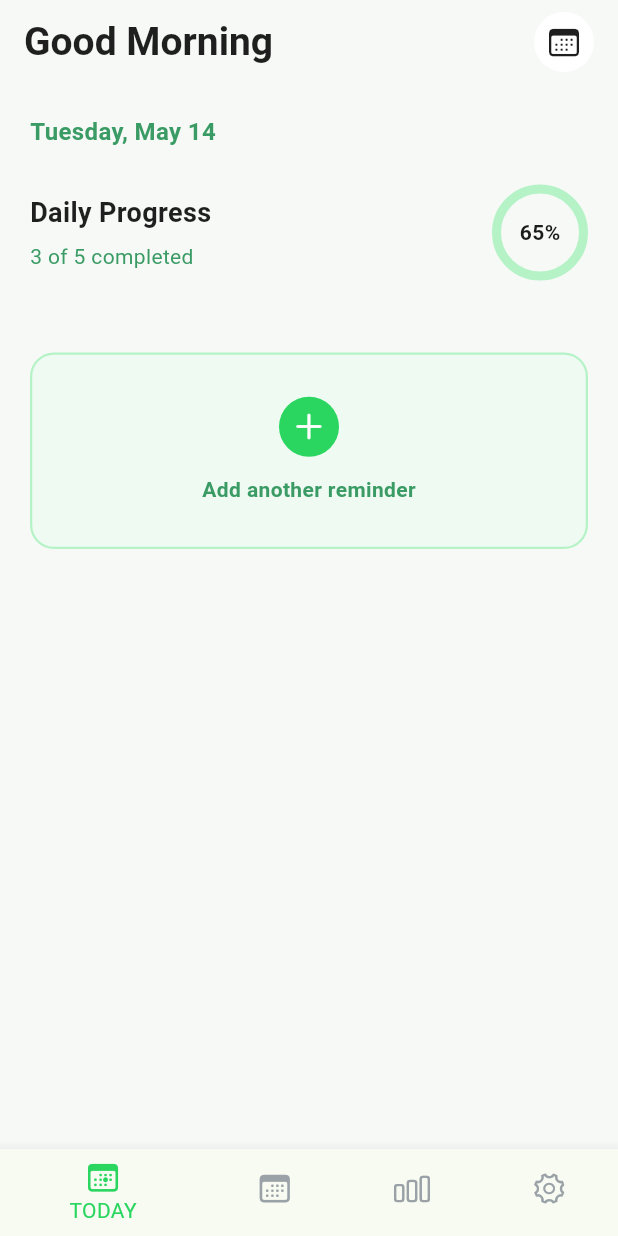
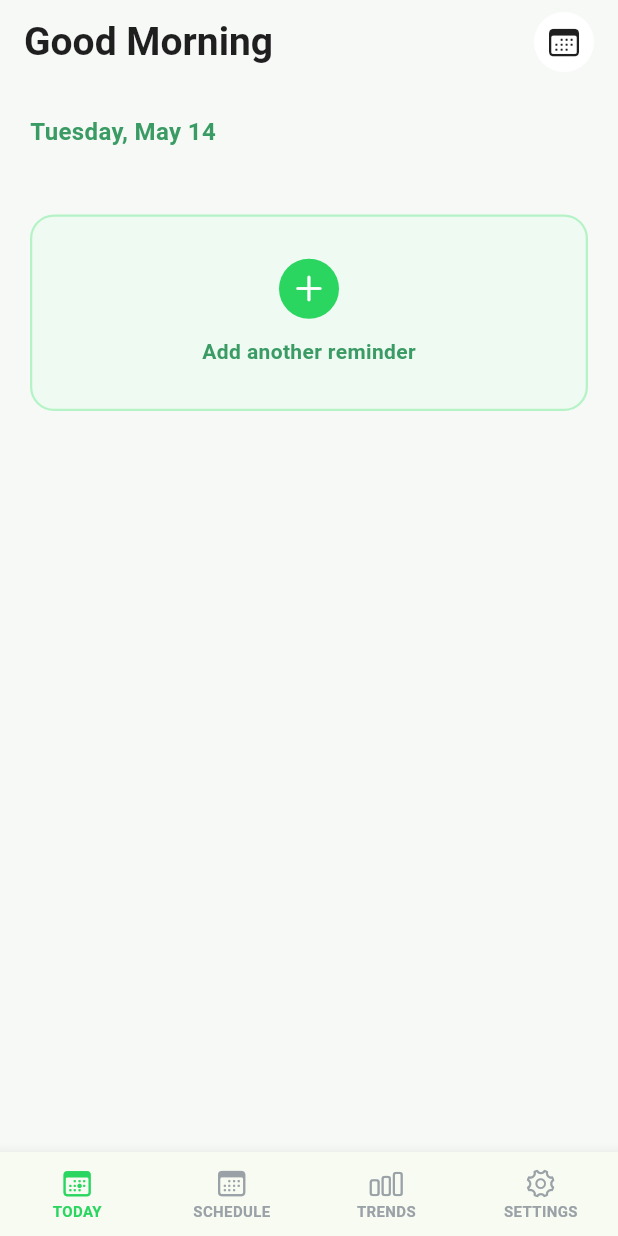
Before and after one commit to kmeijjing/medicine-alarm, a Flutter app: the screen it shows after launch, on a phone screen of 412 x 824 dp. Run offline on Flutter 3.47's test engine with Material 3 defaults, Android fonts, the phone set to English and light mode, and no system bars; our stand-ins replace shared_preferences; Roboto replaces fonts that are missing (Pretendard).

Commit message:
✨ 대시보드 페이지: 알람이 있는 경우에만 진행 카드 표시 및 하단 내비게이션 바 아이콘 크기 조정

```diff
--- a/lib/pages/dashboard_page.dart
+++ b/lib/pages/dashboard_page.dart
@@ -56,6 +56,7 @@ class _DashboardPageState extends State<DashboardPage> {
   Widget build(BuildContext context) {
     final now = DateTime.now();
     final visibleAdded = _added.where((entry) => entry.days.contains(now.weekday)).toList();
+    final bool hasAlarmsToday = visibleAdded.isNotEmpty;
     final morning = visibleAdded.where((e) => _to24Hour(e) < 12).toList();
     final afternoon = visibleAdded.where((e) => _to24Hour(e) >= 12 && _to24Hour(e) < 17).toList();
     final evening = visibleAdded.where((e) => _to24Hour(e) >= 17).toList();
@@ -88,8 +89,10 @@ class _DashboardPageState extends State<DashboardPage> {
         children: [
           const _DateRow(),
           const SizedBox(height: 24),
-          const _ProgressCard(),
-          const SizedBox(height: 28),
+          if (hasAlarmsToday) ...[
+            const _ProgressCard(),
+            const SizedBox(height: 28),
+          ],
           if (morning.isNotEmpty) ...[
             const _SectionTitle(title: 'MORNING'),
             const SizedBox(height: 12),
@@ -228,23 +231,34 @@ class _DashboardPageState extends State<DashboardPage> {
       ),
       bottomNavigationBar: BottomNavigationBar(
         currentIndex: 0,
+        type: BottomNavigationBarType.fixed,
         selectedItemColor: const Color(0xFF2AD660),
         unselectedItemColor: const Color(0xFF9AA1A7),
+        showSelectedLabels: true,
+        showUnselectedLabels: true,
+        selectedFontSize: 10,
+        unselectedFontSize: 10,
+        selectedLabelStyle: const TextStyle(fontWeight: FontWeight.w600),
+        unselectedLabelStyle: const TextStyle(fontWeight: FontWeight.w600),
         items: const [
           BottomNavigationBarItem(
-            icon: Icon(CupertinoIcons.calendar_today),
+            icon: Icon(CupertinoIcons.calendar_today, size: 22),
+            activeIcon: Icon(CupertinoIcons.calendar_today, size: 22),
             label: 'TODAY',
           ),
           BottomNavigationBarItem(
-            icon: Icon(CupertinoIcons.calendar),
+            icon: Icon(CupertinoIcons.calendar, size: 22),
+            activeIcon: Icon(CupertinoIcons.calendar, size: 22),
             label: 'SCHEDULE',
           ),
           BottomNavigationBarItem(
-            icon: Icon(CupertinoIcons.chart_bar),
+            icon: Icon(CupertinoIcons.chart_bar, size: 22),
+            activeIcon: Icon(CupertinoIcons.chart_bar, size: 22),
             label: 'TRENDS',
           ),
           BottomNavigationBarItem(
-            icon: Icon(CupertinoIcons.gear),
+            icon: Icon(CupertinoIcons.gear, size: 22),
+            activeIcon: Icon(CupertinoIcons.gear, size: 22),
             label: 'SETTINGS',
           ),
         ],
```
